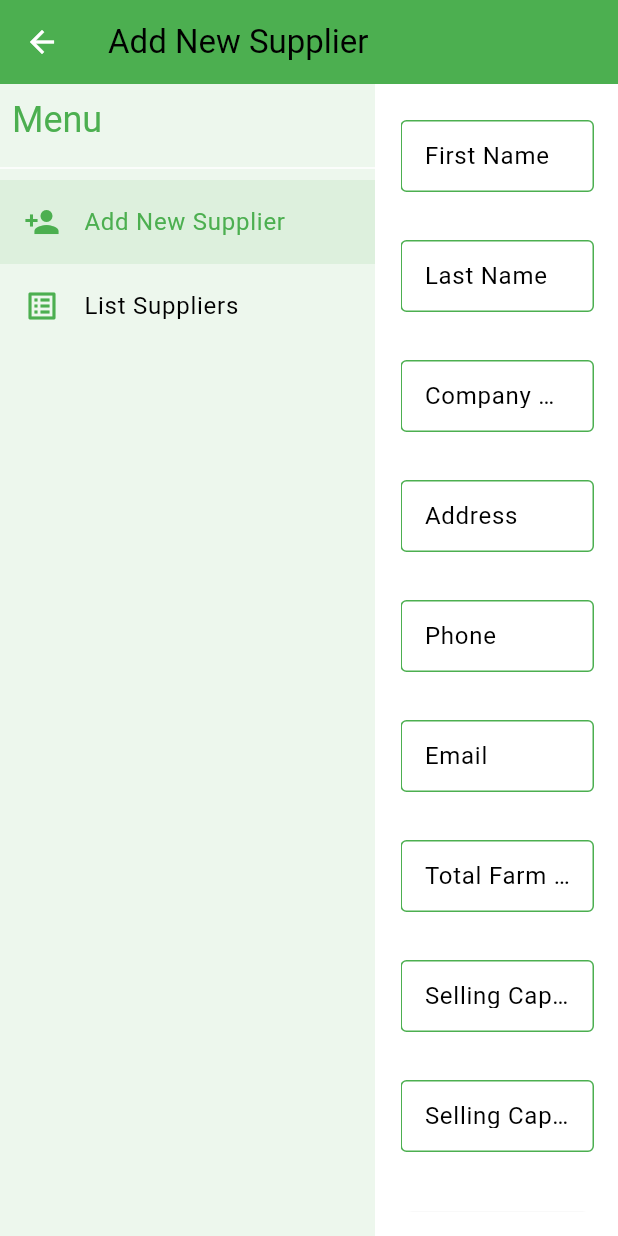
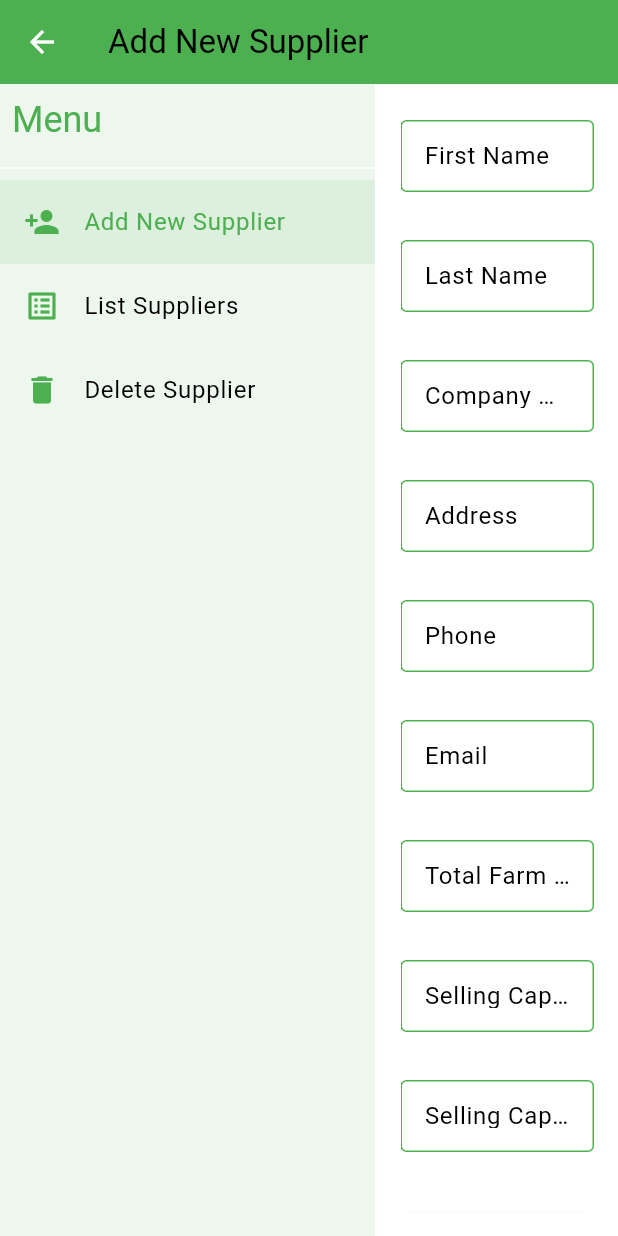
Before and after one commit to guptaed/gemini001, a Flutter app: the HomeScreen screen opened directly, on a phone screen of 412 x 824 dp. Run offline on Flutter 3.47's test engine with Material 3 defaults, Android fonts, the phone set to English and light mode, and no system bars; our stand-ins replace cloud_firestore, firebase_auth, firebase_core; accounts and stored records are empty; statements that could not run were skipped.

Commit message:
delete farmer implemented

```diff
--- a/lib/database/firestore_helper.dart
+++ b/lib/database/firestore_helper.dart
@@ -6,24 +6,19 @@ import 'package:gemini001/models/farmer.dart';
 
 // FirestoreHelper is a helper class that encapsulates all the Firestore logic
 // for our application, making it easier to manage data and separate concerns.
+
 class FirestoreHelper {
-  // We create a private static instance of the class to implement the Singleton pattern.
-  // This ensures that we only have one instance of FirestoreHelper throughout the app.
-  static final FirestoreHelper _instance = FirestoreHelper._internal();
 
-  // A factory constructor to return the singleton instance.
-  factory FirestoreHelper() {
+  static final FirestoreHelper _instance = FirestoreHelper._internal();                       // We create a private static instance of the class to implement the Singleton pattern.
+                                                                                              // This ensures that we only have one instance of FirestoreHelper throughout the app.
+  factory FirestoreHelper() {                                                                 // The factory constructor returns the single instance of FirestoreHelper.
     return _instance;
   }
 
-  // The private internal constructor.
-  FirestoreHelper._internal();
+  FirestoreHelper._internal();                                                                // Private constructor to prevent instantiation from outside the class.
+  final FirebaseAuth _auth = FirebaseAuth.instance;                                           // Get the FirebaseAuth instance to handle user authentication.
 
-  // Get the FirebaseAuth instance.
-  final FirebaseAuth _auth = FirebaseAuth.instance;
-
-  // Get the Firestore instance.
-  final FirebaseFirestore _db = FirebaseFirestore.instance;
+  final FirebaseFirestore _db = FirebaseFirestore.instance;                                   // Get the FirebaseFirestore instance to interact with Firestore database.
 
   // This getter returns a collection reference for "farmers" with a converter.
   // The converter automatically handles the conversion between a `Farmer` object
@@ -67,6 +62,9 @@ class FirestoreHelper {
     }
   }
 
+
+
+
   // Update an existing farmer's data.
   Future<void> updateFarmer(Farmer farmer) async {
     try {
--- a/lib/screens/home_screen.dart
+++ b/lib/screens/home_screen.dart
@@ -4,6 +4,7 @@ import 'package:flutter/material.dart';
 import 'package:gemini001/widgets/app_scaffold.dart';                               // Importing our custom `AppScaffold` widget for the two-panel layout.
 import 'package:gemini001/screens/add_farmer_screen.dart';                          // Importing the screen for adding new farmer information.
 import 'package:gemini001/screens/list_farmers_screen.dart';                        // Importing the screen for listing existing farmer information.
+//import 'package:gemini001/screens/delete_farmer_screen.dart';                        // Importing the screen for deleting existing farmer information.
 
 class HomeScreen extends StatefulWidget {                                           // `HomeScreen` is a `StatefulWidget`.
                                                                                     // A `StatefulWidget` is used when the widget's state (data that affects the UI)
@@ -23,11 +24,13 @@ class _HomeScreenState extends State<HomeScreen> {
                                                                                     // that can be displayed in the main content area. This allows us to easily switch between screens by index.
     AddFarmerScreen(),                                                              // Index 0: Add New Farmer Information screen.
     ListFarmersScreen(),                                                            // Index 1: List Farmer Information screen.
+    //DeleteFarmerScreen(),                                                            // Index 2: Delete Farmer Information screen.
   ];
 
   final List<String> _appBarTitles = const [                                        // `_appBarTitles` is a list of titles for the app bar, corresponding to each page.
     'Add New Supplier',
     'List Suppliers',
+    //'Delete Supplier',
   ];
 
   void _onMenuItemSelected(int index) {                                             // `_onMenuItemSelected` is a callback function that will be executed when
@@ -84,6 +87,14 @@ class _HomeScreenState extends State<HomeScreen> {
           selectedTileColor: Theme.of(context).primaryColor.withAlpha((255 * 0.1).round()), // Using a tinted version of the primary theme color.
         ),
 
+        ListTile(
+          leading: Icon(Icons.delete, color: Theme.of(context).primaryColor),
+          title: const Text('Delete Supplier'),
+          selected: _selectedPageIndex == 2,
+          onTap: () => _onMenuItemSelected(2),
+          selectedTileColor: Theme.of(context).primaryColor.withAlpha((255 * 0.1).round()), // Using a tinted version of the primary theme color.
+        ),
+
       ],
     );
   }
```
Also changed, not shown: lib/screens/delete_confirmation_screen.dart (added, +75 -0 lines), lib/screens/list_farmers_screen.dart (+35 -19 lines).
